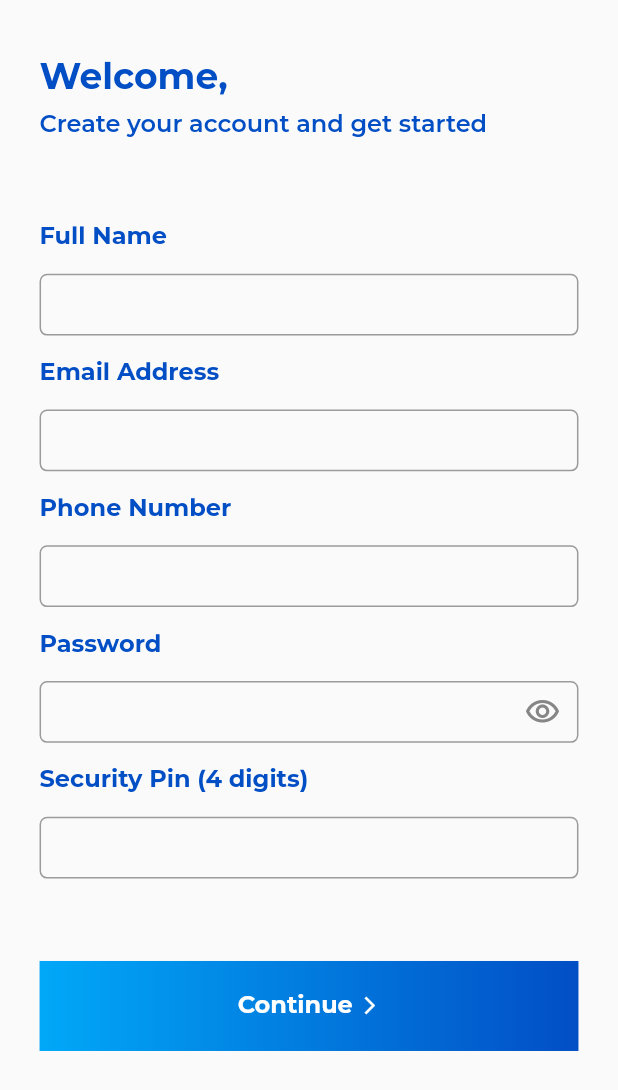
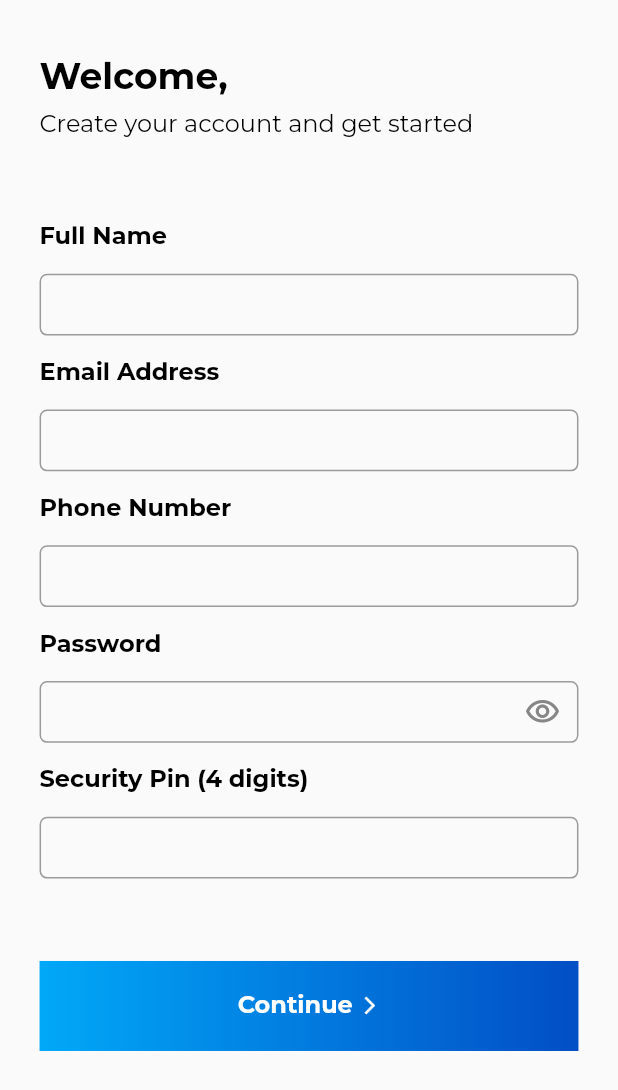
Before and after one commit to aderemi-alo/gt2022_pay, a Flutter app: the screen it shows after launch, on a phone screen of 412 x 824 dp. Shown: the top 1090 px of the screen. Run offline on Flutter 3.47's test engine with Material 2 defaults, Android fonts, the phone set to English and light mode, and no system bars; our stand-ins replace google_fonts, hexcolor.

Commit message:
Finished the UI for otpscreen and changed login to registration

```diff
--- a/lib/constants.dart
+++ b/lib/constants.dart
@@ -2,11 +2,11 @@ import 'package:flutter/material.dart';
 import 'package:google_fonts/google_fonts.dart';
 import 'package:hexcolor/hexcolor.dart';
 
-final TextStyle GT2022 = GoogleFonts.montserrat(
-    fontWeight: FontWeight.w700, color: primaryBlue, fontSize: 24);
+final TextStyle normalText1 = GoogleFonts.montserrat(
+    fontWeight: FontWeight.w400, fontSize: 16, color: Colors.black);
 
-final TextStyle appBarHeading = GoogleFonts.montserrat(
-    fontSize: 32, fontWeight: FontWeight.w700, color: Colors.white);
+final TextStyle screenHeading = GoogleFonts.montserrat(
+    fontSize: 24, fontWeight: FontWeight.w700, color: Colors.black);
 
 final Color primaryBlue = HexColor("#024EC5");
 final Color secondaryBlue = HexColor("#01A8F8");
--- /dev/null
+++ b/lib/customWidgets.dart
@@ -0,0 +1,120 @@
+import 'package:flutter/material.dart';
+import 'package:google_fonts/google_fonts.dart';
+import 'constants.dart';
+
+class CustomTextField extends StatelessWidget {
+  const CustomTextField({
+    Key? key,
+    required this.heightRatio,
+    required this.fieldText,
+    required this.label,
+    required this.inputType,
+  }) : super(key: key);
+
+  final double heightRatio;
+  final TextEditingController fieldText;
+  final String label;
+  final TextInputType inputType;
+
+  @override
+  Widget build(BuildContext context) {
+    return Column(
+      crossAxisAlignment: CrossAxisAlignment.start,
+      children: [
+        Text(
+          label,
+          style: GoogleFonts.montserrat(
+              fontSize: 16, fontWeight: FontWeight.w700, color: Colors.black),
+        ),
+        SizedBox(height: 16 * heightRatio),
+        SizedBox(
+          height: heightRatio * 45,
+          child: TextFormField(
+            style: GoogleFonts.montserrat(fontSize: 16),
+            decoration: InputDecoration(
+              border:
+                  OutlineInputBorder(borderRadius: BorderRadius.circular(5)),
+            ),
+            controller: fieldText,
+            textCapitalization: TextCapitalization.words,
+            onChanged: (value) => fieldText,
+          ),
+        ),
+      ],
+    );
+  }
+}
+
+class NaviagtionButton extends StatelessWidget {
+  const NaviagtionButton({
+    Key? key,
+    required this.widthRatio,
+    required this.text,
+    required this.destinationRoute,
+  }) : super(key: key);
+
+  final double widthRatio;
+  final String text;
+  final String destinationRoute;
+
+  @override
+  Widget build(BuildContext context) {
+    return Center(
+      child: Container(
+        width: double.infinity,
+        height: 60,
+        decoration: BoxDecoration(
+            gradient: LinearGradient(colors: [secondaryBlue, primaryBlue])),
+        child: ElevatedButton(
+          onPressed: () {
+            Navigator.of(context).pushNamed(destinationRoute);
+          },
+          style: ElevatedButton.styleFrom(
+              shape: RoundedRectangleBorder(
+                  borderRadius: BorderRadius.circular(5)),
+              backgroundColor: Colors.transparent,
+              shadowColor: Colors.transparent),
+          child: Row(
+            mainAxisAlignment: MainAxisAlignment.center,
+            children: [
+              Text(
+                text,
+                style: GoogleFonts.montserrat(
+                    fontSize: 16, fontWeight: FontWeight.w700),
+              ),
+              SizedBox(width: 4 * widthRatio),
+              const Icon(
+                Icons.arrow_forward_ios,
+                size: 14,
+              )
+            ],
+          ),
+        ),
+      ),
+    );
+  }
+}
+
+class PhoneVerificationFormField extends StatelessWidget {
+  const PhoneVerificationFormField({
+    Key? key,
+  }) : super(key: key);
+
+  @override
+  Widget build(BuildContext context) {
+    return SizedBox(
+      width: 50,
+      child: TextFormField(
+        textAlign: TextAlign.center,
+        keyboardType: TextInputType.number,
+        decoration: InputDecoration(
+            border: const UnderlineInputBorder(), fillColor: fieldGray),
+        style: GoogleFonts.montserrat(
+            textStyle: TextStyle(),
+            fontWeight: FontWeight.w700,
+            fontSize: 24,
+            color: Colors.black),
+      ),
+    );
+  }
+}
--- a/lib/main.dart
+++ b/lib/main.dart
@@ -14,7 +14,7 @@ class MyApp extends StatelessWidget {
     return MaterialApp(
       initialRoute: '/',
       routes: {
-        '/': (context) => const LoginScreen(),
+        '/': (context) => const RegistrationScreen(),
         '/phoneVerification': (context) => const PhoneVerificationScreen(),
       },
       debugShowCheckedModeBanner: false,
--- a/lib/screens/login.dart
+++ b/lib/screens/register.dart
@@ -1,9 +1,10 @@
 import 'package:flutter/material.dart';
 import 'package:google_fonts/google_fonts.dart';
 import 'package:gt2022/constants.dart';
+import 'package:gt2022/customWidgets.dart';
 
-class LoginScreen extends StatelessWidget {
-  const LoginScreen({super.key});
+class RegistrationScreen extends StatelessWidget {
+  const RegistrationScreen({super.key});
 
   @override
   Widget build(BuildContext context) {
@@ -21,11 +22,11 @@ class Body extends StatefulWidget {
 }
 
 class _BodyState extends State<Body> {
-  TextEditingController _nameController = TextEditingController();
-  TextEditingController _passwordController = TextEditingController();
-  TextEditingController _emailController = TextEditingController();
-  TextEditingController _phoneNoController = TextEditingController();
-  TextEditingController _securityPinController = TextEditingController();
+  final TextEditingController _nameController = TextEditingController();
+  final TextEditingController _passwordController = TextEditingController();
+  final TextEditingController _emailController = TextEditingController();
+  final TextEditingController _phoneNoController = TextEditingController();
+  final TextEditingController _securityPinController = TextEditingController();
   bool _passwordVisible = true;
 
   @override
@@ -46,18 +47,12 @@ class _BodyState extends State<Body> {
             children: [
               Text(
                 "Welcome,",
-                style: GoogleFonts.montserrat(
-                    fontWeight: FontWeight.w700,
-                    fontSize: 24,
-                    color: primaryBlue),
+                style: screenHeading,
               ),
               SizedBox(height: 8 * heightRatio),
               Text(
                 "Create your account and get started",
-                style: GoogleFonts.montserrat(
-                    fontWeight: FontWeight.w600,
-                    fontSize: 16,
-                    color: primaryBlue),
+                style: normalText1,
               ),
               SizedBox(height: 60 * heightRatio),
               CustomTextField(
@@ -95,7 +90,7 @@ class _BodyState extends State<Body> {
                     style: GoogleFonts.montserrat(
                         fontSize: 16,
                         fontWeight: FontWeight.w700,
-                        color: primaryBlue),
+                        color: Colors.black),
                   ),
                   SizedBox(height: 16 * heightRatio),
                   SizedBox(
@@ -137,39 +132,10 @@ class _BodyState extends State<Body> {
                 label: "Security Pin (4 digits)",
               ),
               SizedBox(height: 60 * heightRatio),
-              Center(
-                child: Container(
-                  width: double.infinity,
-                  height: 60,
-                  decoration: BoxDecoration(
-                      gradient:
-                          LinearGradient(colors: [secondaryBlue, primaryBlue])),
-                  child: ElevatedButton(
-                    onPressed: () {
-                      Navigator.of(context).pushNamed("/phoneVerification");
-                    },
-                    style: ElevatedButton.styleFrom(
-                        shape: RoundedRectangleBorder(
-                            borderRadius: BorderRadius.circular(5)),
-                        backgroundColor: Colors.transparent,
-                        shadowColor: Colors.transparent),
-                    child: Row(
-                      mainAxisAlignment: MainAxisAlignment.center,
-                      children: [
-                        Text(
-                          "Continue",
-                          style: GoogleFonts.montserrat(
-                              fontSize: 16, fontWeight: FontWeight.w700),
-                        ),
-                        SizedBox(width: 4 * widthRatio),
-                        const Icon(
-                          Icons.arrow_forward_ios,
-                          size: 14,
-                        )
-                      ],
-                    ),
-                  ),
-                ),
+              NaviagtionButton(
+                widthRatio: widthRatio,
+                destinationRoute: "/phoneVerification",
+                text: "Continue",
               ),
             ],
           ),
@@ -178,46 +144,3 @@ class _BodyState extends State<Body> {
     );
   }
 }
-
-class CustomTextField extends StatelessWidget {
-  const CustomTextField({
-    Key? key,
-    required this.heightRatio,
-    required this.fieldText,
-    required this.label,
-    required this.inputType,
-  }) : super(key: key);
-
-  final double heightRatio;
-  final TextEditingController fieldText;
-  final String label;
-  final TextInputType inputType;
-
-  @override
-  Widget build(BuildContext context) {
-    return Column(
-      crossAxisAlignment: CrossAxisAlignment.start,
-      children: [
-        Text(
-          label,
-          style: GoogleFonts.montserrat(
-              fontSize: 16, fontWeight: FontWeight.w700, color: primaryBlue),
-        ),
-        SizedBox(height: 16 * heightRatio),
-        SizedBox(
-          height: heightRatio * 45,
-          child: TextFormField(
-            style: GoogleFonts.montserrat(fontSize: 16),
-            decoration: InputDecoration(
-              border:
-                  OutlineInputBorder(borderRadius: BorderRadius.circular(5)),
-            ),
-            controller: fieldText,
-            textCapitalization: TextCapitalization.words,
-            onChanged: (value) => fieldText,
-          ),
-        ),
-      ],
-    );
-  }
-}
--- a/lib/screens/screens.dart
+++ b/lib/screens/screens.dart
@@ -1,2 +1,2 @@
-export 'login.dart';
+export 'register.dart';
 export 'phoneVerification.dart';
```
Also changed, not shown: lib/screens/phoneVerification.dart (+42 -10 lines).
